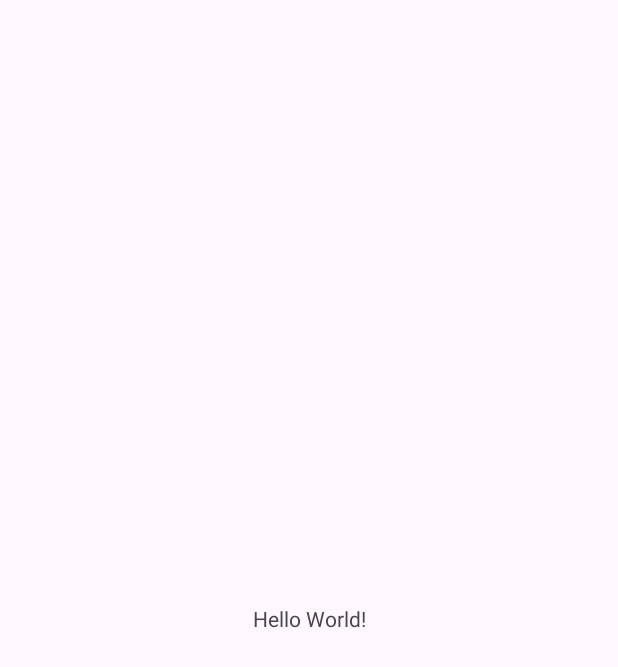
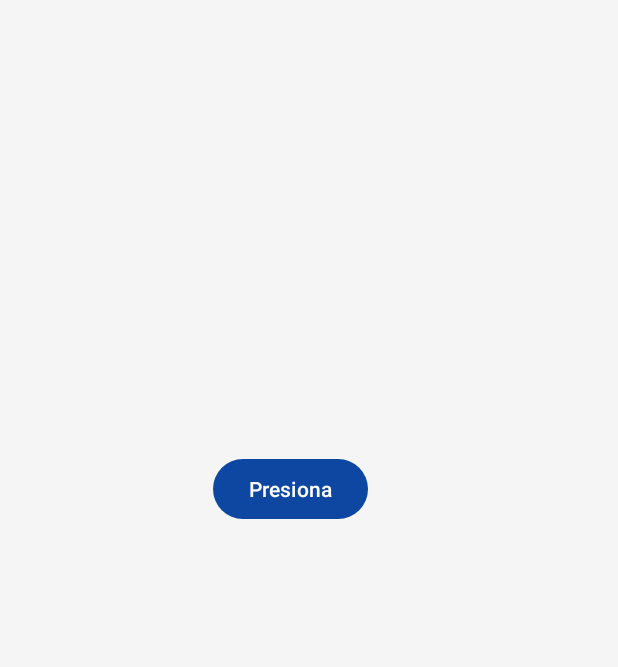
Before and after one commit to dsaulcuevaramos/ProyectMovil, an Android app: the screen it shows after launch (MainActivity), on a phone screen of 412 x 824 dp. Before the commit the part shown is almost empty. Shown: the top 667 px of the screen. Run offline under Robolectric (Android 15) with nearby library versions, the phone set to English and light mode, and no system bars.

Commit message:
feat: Implementación ToastUtil

```diff
--- a/app/src/main/java/com/codedev/proyectmovil/Activities/MainActivity.java
+++ b/app/src/main/java/com/codedev/proyectmovil/Activities/MainActivity.java
@@ -1,6 +1,7 @@
 package com.codedev.proyectmovil.Activities;
 
 import android.os.Bundle;
+import android.view.View;
 
 import androidx.activity.EdgeToEdge;
 import androidx.appcompat.app.AppCompatActivity;
@@ -9,6 +10,7 @@ import androidx.core.view.ViewCompat;
 import androidx.core.view.WindowInsetsCompat;
 
 import com.codedev.proyectmovil.R;
+import com.codedev.proyectmovil.Utils.ToastUtil;
 
 public class MainActivity extends AppCompatActivity {
 
@@ -23,4 +25,8 @@ public class MainActivity extends AppCompatActivity {
             return insets;
         });
     }
+
+    public void presionar(View view){
+        ToastUtil.show(this,"Hola ISai","success");
+    }
 }
--- a/app/src/main/java/com/codedev/proyectmovil/Utils/MainUtil.java
+++ /dev/null
@@ -1,4 +0,0 @@
-package com.codedev.proyectmovil.Utils;
-
-public class MainUtil {
-}
--- /dev/null
+++ b/app/src/main/res/drawable/bg_toast_base.xml
@@ -0,0 +1,6 @@
+<?xml version="1.0" encoding="utf-8"?>
+<shape xmlns:android="http://schemas.android.com/apk/res/android"
+    android:shape="rectangle">
+    <solid android:color="#000000" /> <!-- Se sobreescribirá -->
+    <corners android:radius="12dp" />
+</shape>
--- a/app/src/main/res/layout/activity_main.xml
+++ b/app/src/main/res/layout/activity_main.xml
@@ -7,13 +7,14 @@
     android:layout_height="match_parent"
     tools:context=".Activities.MainActivity">
 
-    <TextView
+    <Button
+        android:id="@+id/btnPulsar"
         android:layout_width="wrap_content"
         android:layout_height="wrap_content"
-        android:text="Hello World!"
-        app:layout_constraintBottom_toBottomOf="parent"
-        app:layout_constraintEnd_toEndOf="parent"
+        android:layout_marginStart="142dp"
+        android:layout_marginTop="302dp"
+        android:onClick="presionar"
+        android:text="Presiona"
         app:layout_constraintStart_toStartOf="parent"
         app:layout_constraintTop_toTopOf="parent" />
-
 </androidx.constraintlayout.widget.ConstraintLayout>
--- a/app/src/main/res/values-night/themes.xml
+++ b/app/src/main/res/values-night/themes.xml
@@ -1,7 +1,14 @@
 <resources xmlns:tools="http://schemas.android.com/tools">
     <!-- Base application theme. -->
     <style name="Base.Theme.ProyectMovil" parent="Theme.Material3.DayNight.NoActionBar">
-        <!-- Customize your dark theme here. -->
-        <!-- <item name="colorPrimary">@color/my_dark_primary</item> -->
+        <item name="colorPrimary">#40C4FF</item> <!-- azul celeste -->
+        <item name="colorPrimaryVariant">#00B0FF</item>
+        <item name="colorOnPrimary">#000000</item>
+        <item name="colorSecondary">#82B1FF</item>
+        <item name="colorOnSecondary">#000000</item>
+        <item name="android:windowBackground">#121212</item>
+        <item name="android:textColorPrimary">#FFFFFF</item>
+        <item name="android:textColorSecondary">#B0BEC5</item>
+        <item name="cardViewStyle">@style/CardView.Dark</item>
     </style>
 </resources>
--- a/app/src/main/res/values/themes.xml
+++ b/app/src/main/res/values/themes.xml
@@ -1,8 +1,12 @@
 <resources xmlns:tools="http://schemas.android.com/tools">
     <!-- Base application theme. -->
     <style name="Base.Theme.ProyectMovil" parent="Theme.Material3.DayNight.NoActionBar">
-        <!-- Customize your light theme here. -->
-        <!-- <item name="colorPrimary">@color/my_light_primary</item> -->
+        <item name="colorPrimary">#0D47A1</item>
+        <item name="colorPrimaryVariant">#1565C0</item>
+        <item name="colorOnPrimary">#FFFFFF</item>
+        <item name="colorSecondary">#42A5F5</item>
+        <item name="colorOnSecondary">#FFFFFF</item>
+        <item name="android:windowBackground">#F5F5F5</item>
     </style>
 
     <style name="Theme.ProyectMovil" parent="Base.Theme.ProyectMovil" />
```
Also changed, not shown: app/src/main/java/com/codedev/proyectmovil/Utils/ToastUtil.java (added, +53 -0 lines), app/src/main/res/layout/toast_custom.xml (added, +29 -0 lines).
